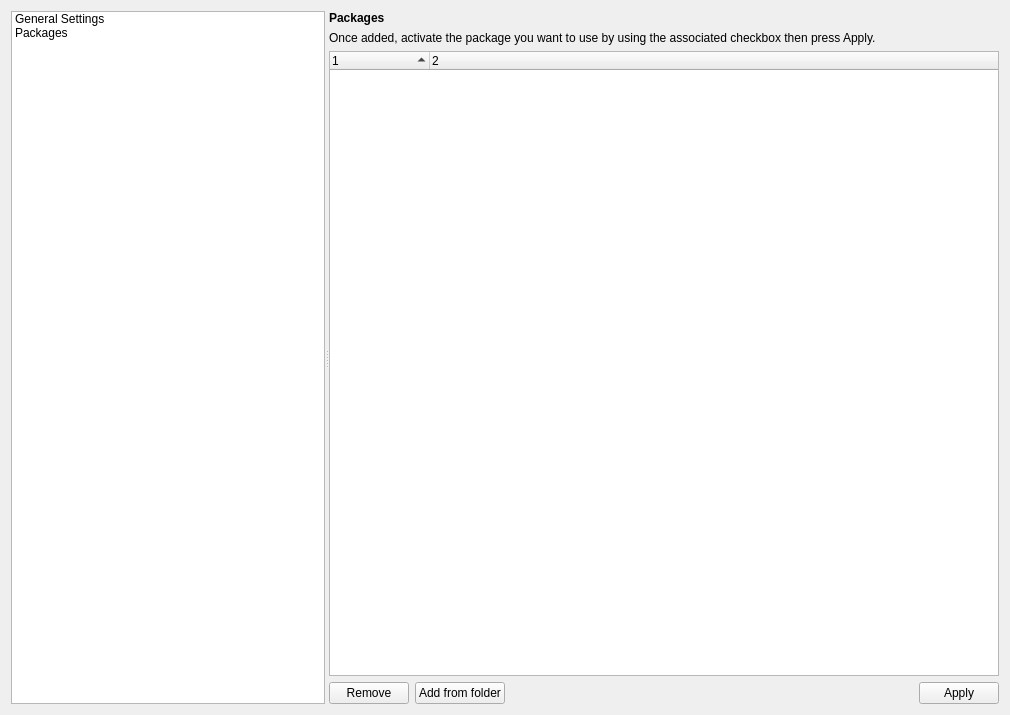
Before: the Qt Designer form src/main/python/ui/Ui_SettingsDialog.ui in SnoozToolbox/snooz-toolbox, drawn with Qt 5.
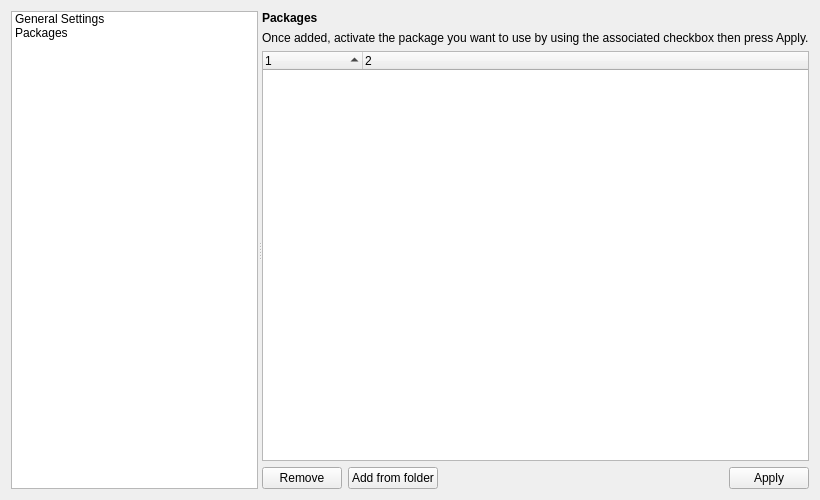
After: the same form once the commit is applied.

The edit to the form file:
```diff
--- a/src/main/python/ui/Ui_SettingsDialog.ui
+++ b/src/main/python/ui/Ui_SettingsDialog.ui
@@ -6,10 +6,22 @@
    <rect>
     <x>0</x>
     <y>0</y>
-    <width>1010</width>
-    <height>715</height>
+    <width>820</width>
+    <height>500</height>
    </rect>
   </property>
+  <property name="sizePolicy">
+   <sizepolicy hsizetype="Expanding" vsizetype="Expanding">
+    <horstretch>0</horstretch>
+    <verstretch>0</verstretch>
+   </sizepolicy>
+  </property>
+  <property name="minimumSize">
+   <size>
+    <width>820</width>
+    <height>500</height>
+   </size>
+  </property>
   <property name="windowTitle">
    <string>Settings Snooz</string>
   </property>
```
Left out of the diff: 8 changed lines with no effect on the pictures.
